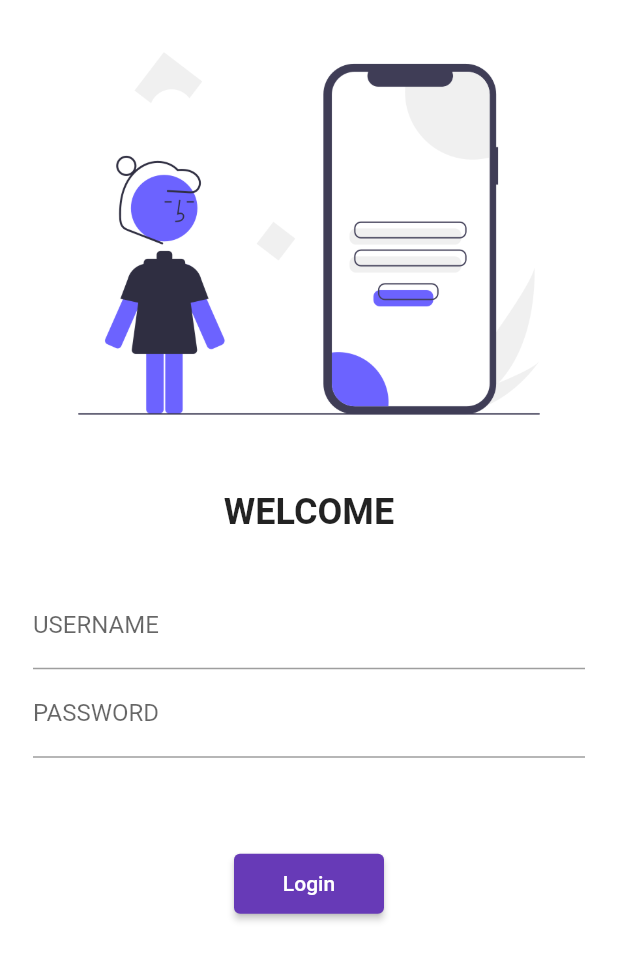
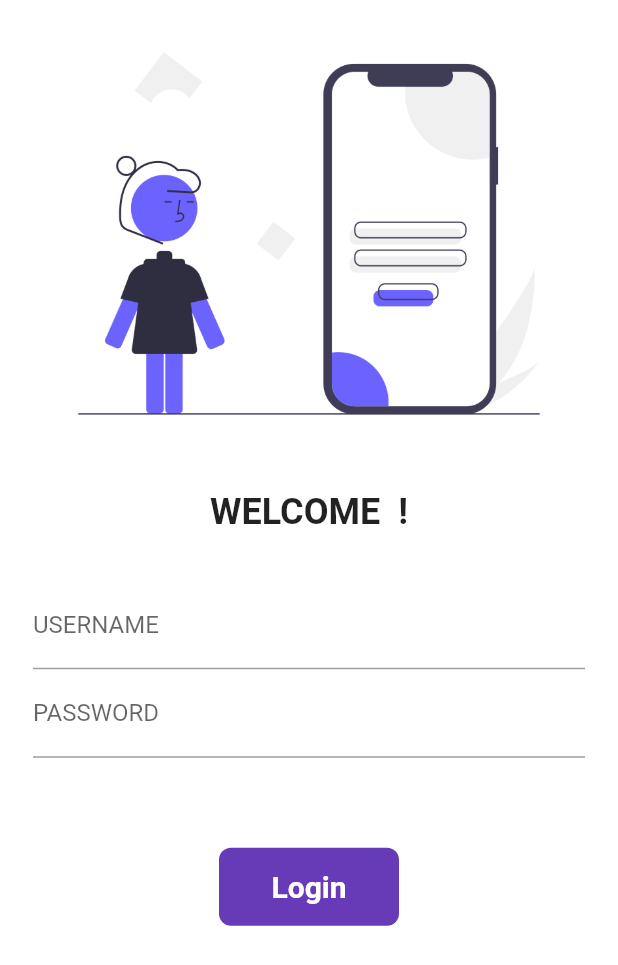
Before and after one commit to vaibhavmishra03/Flutterdev, a Flutter app: the screen it shows after launch, on a phone screen of 412 x 824 dp. Shown: the top 965 px of the screen. Run offline on Flutter 3.47's test engine with Material 2 defaults, Android fonts, the phone set to English and light mode, and no system bars; our stand-ins replace google_fonts; Roboto replaces fonts that are missing (Boogaloo).

Commit message:
learned about animations, icons,statefulwidget,buttoncreation

```diff
--- a/lib/pages/login_page.dart
+++ b/lib/pages/login_page.dart
@@ -1,9 +1,18 @@
+// ignore_for_file: file_names
+
 import "package:flutter/material.dart";
 import "package:myhr/utils/routes.dart";
 
-class Loginpage extends StatelessWidget {
+class Loginpage extends StatefulWidget {
   const Loginpage({super.key});
 
+  @override
+  State<Loginpage> createState() => _LoginpageState();
+}
+
+class _LoginpageState extends State<Loginpage> {
+  String name = "";
+  bool changebutton = false;
   @override
   Widget build(BuildContext context) {
     return Material(
@@ -17,9 +26,9 @@
           const SizedBox(
             height: 16.0,
           ),
-          const Text(
-            "WELCOME",
-            style: TextStyle(fontSize: 24, fontWeight: FontWeight.bold),
+          Text(
+            "WELCOME $name !",
+            style: const TextStyle(fontSize: 24, fontWeight: FontWeight.bold),
           ),
           const SizedBox(
             height: 16.0,
@@ -34,6 +43,10 @@
                     labelText: "USERNAME",
                     hintText: "Enter username",
                   ),
+                  onChanged: (value) {
+                    name = value;
+                    setState(() {});
+                  },
                 ),
                 TextFormField(
                   obscureText: true,
@@ -45,16 +58,57 @@
                 const SizedBox(
                   height: 60.0,
                 ),
-                ElevatedButton(
-                    onPressed: () {
-                      Navigator.pushNamed(context, Myroutes.homeroute);
-                    },
-                    child: Text("Login"),
-                    style:
-                        TextButton.styleFrom(minimumSize: Size(100.0, 40.0))),
+                InkWell(
+                  splashColor: Colors.white,
+                  onTap: () async {
+                    setState(() {
+                      changebutton = true;
+                    });
+
+                    await Future.delayed(const Duration(seconds: 1));
+
+                    // ignore: use_build_context_synchronously
+                    Navigator.pushNamed(context, Myroutes.homeroute);
+                  },
+                  child: AnimatedContainer(
+                    duration: const Duration(seconds: 1),
+
+                    width: changebutton ? 50 : 120,
+                    height: 52,
+                    // color: Colors.deepPurple,
+                    decoration: BoxDecoration(
+                      color: Colors.deepPurple,
+                      // shape:
+                      // changebutton ? BoxShape.circle : BoxShape.rectangle,
+                      borderRadius:
+                          BorderRadius.circular(changebutton ? 50.0 : 8.0),
+                    ),
+
+                    alignment: Alignment.center,
+                    child: changebutton
+                        ? const Icon(
+                            Icons.done,
+                            color: Colors.white,
+                          )
+                        : const Text(
+                            "Login",
+                            style: TextStyle(
+                                color: Colors.white,
+                                fontWeight: FontWeight.bold,
+                                fontSize: 20),
+                          ),
+                  ),
+                ),
+                // ElevatedButton(
+                //     onPressed: () {
+                //       Navigator.pushNamed(context, Myroutes.homeroute);
+                //     },
+                //     child: Text("Login"),
+                //     style:
+                //         TextButton.styleFrom(minimumSize: Size(100.0, 40.0))),
               ],
             ),
-          )
+          ),
         ],
       ),
     );
```
